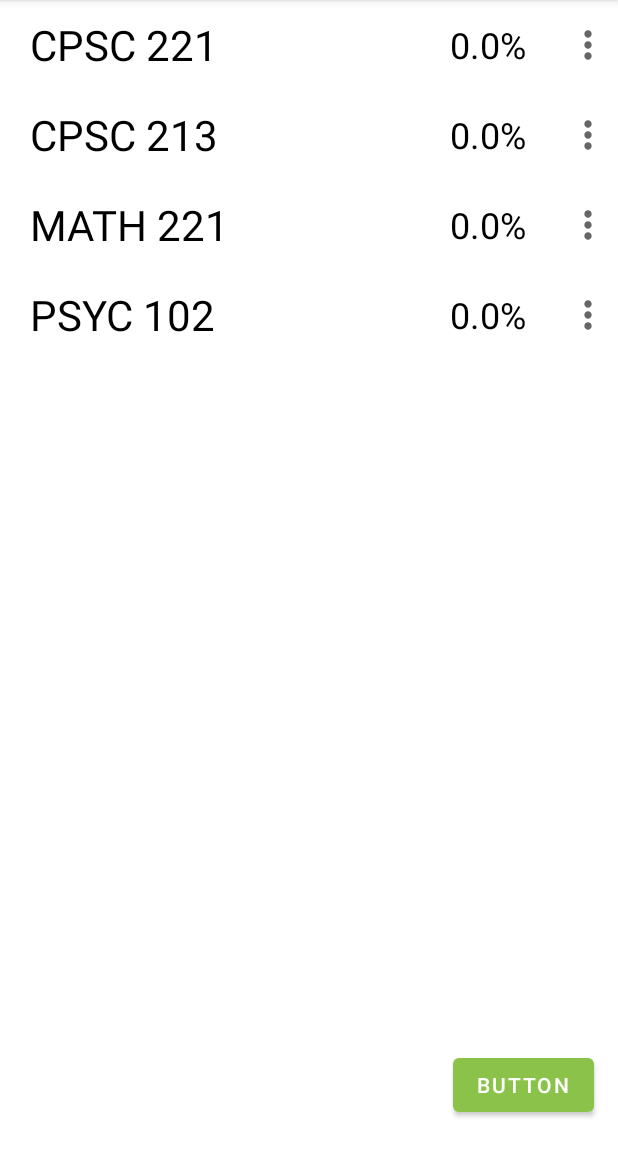
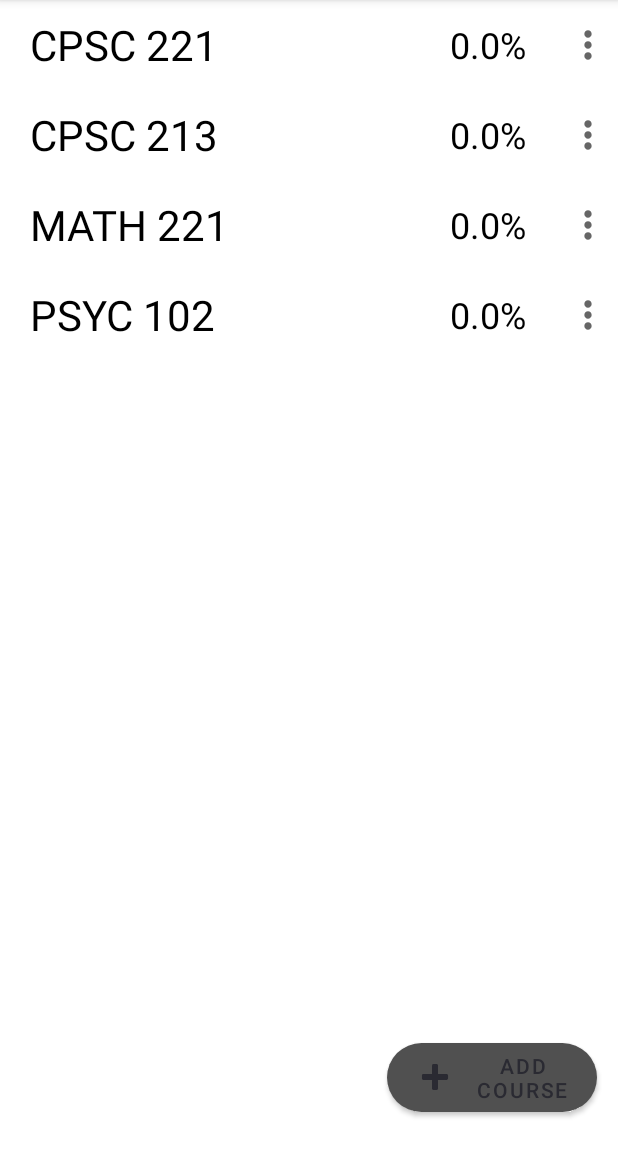
Before and after one commit to Lallit-N/upGrade, an Android app: the screen it shows after launch (CourseListActivity), on a phone screen of 412 x 824 dp, the part 84-1236 px from its top. Run offline under Robolectric (Android 15) with nearby library versions, the phone set to English and light mode, and no system bars.

Commit message:
changed some colors

```diff
--- a/app/src/main/res/layout/activity_main.xml
+++ b/app/src/main/res/layout/activity_main.xml
@@ -13,9 +13,12 @@
 
     <Button
         android:id="@+id/add_course_button"
-        android:layout_width="wrap_content"
-        android:layout_height="wrap_content"
-        android:text="Button"
+        android:layout_width="140dp"
+        android:layout_height="58dp"
+        android:text="Add Course"
+        app:backgroundTint="#505050"
+        app:cornerRadius="90dp"
+        app:icon="@android:drawable/ic_input_add"
         app:layout_constraintBottom_toBottomOf="parent"
         app:layout_constraintEnd_toEndOf="parent"
         app:layout_constraintHorizontal_bias="0.949"
--- a/app/src/main/res/values/colors.xml
+++ b/app/src/main/res/values/colors.xml
@@ -6,6 +6,6 @@
     <color name="teal_200">#FF03DAC5</color>
     <color name="teal_700">#FF018786</color>
     <color name="text_colour">#FF000000</color>
-    <color name="white">#FFFFFFFF</color>
+    <color name="white">#2A2A32</color>
     <color name="undo_button">#1941D3</color>
 </resources>
```
